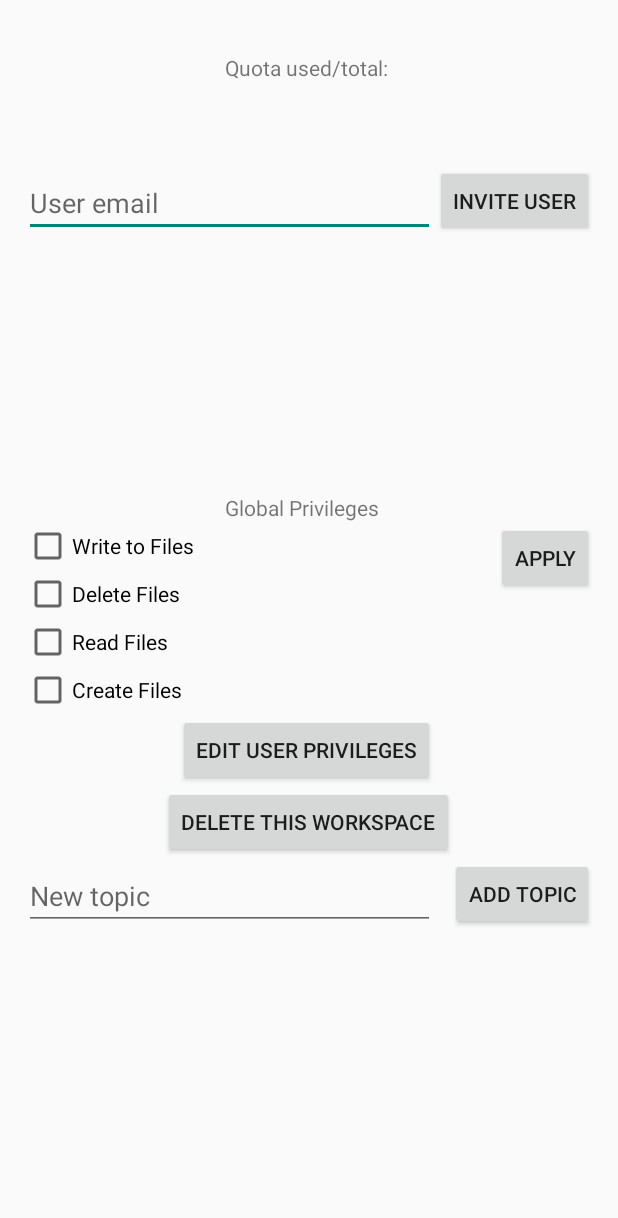
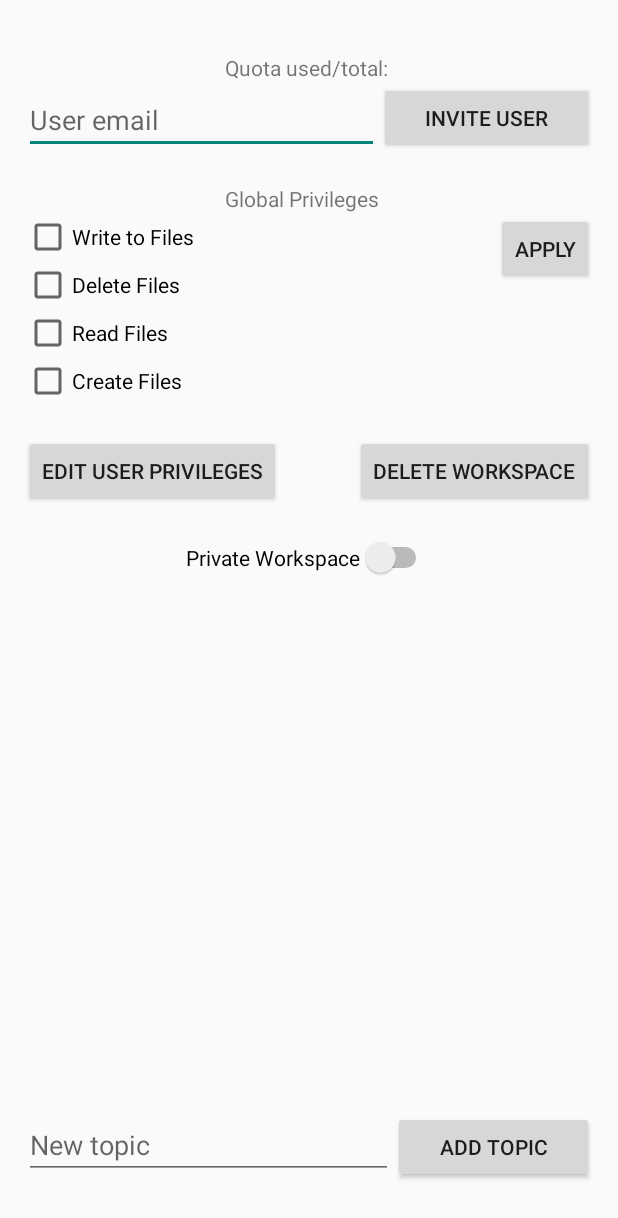
Before and after one commit to diogoleitao/airdesk, an Android app: the layout activity_workspace_settings.xml on its own in the app's theme, with its tools: preview values and no code run, on a phone screen of 412 x 824 dp. Shown: the top 1218 px of the screen. Run offline under Robolectric (Android 15) with nearby library versions, the phone set to English and light mode, and no system bars.

Commit message:
layout improved. storage may be better

```diff
--- a/app/src/main/java/pt/utl/ist/cmov/airdesk/activities/MainActivity.java
+++ b/app/src/main/java/pt/utl/ist/cmov/airdesk/activities/MainActivity.java
@@ -75,7 +75,7 @@ public class MainActivity extends ActionBarActivity {
         try {
             AirdeskManager.getInstance(getApplicationContext()).registerUser( name, registerEmail);
         } catch (UserAlreadyExistsException e) {
-            text = "User Already Exists!";
+            text = e.getMessage();
             toast= Toast.makeText(context, text, duration);
             toast.show();
             return;
@@ -102,7 +102,4 @@ public class MainActivity extends ActionBarActivity {
         startActivity(intent);
     }
 
-    public void save(View v){
-        AirdeskManager.getInstance(getApplicationContext()).saveAppState(getApplicationContext());
-    }
 }
--- a/app/src/main/res/layout/activity_workspace_settings.xml
+++ b/app/src/main/res/layout/activity_workspace_settings.xml
@@ -30,12 +30,11 @@
         android:layout_height="wrap_content"
         android:id="@+id/inviteUserText"
         android:hint="User email"
-        android:layout_below="@+id/quotaText"
+        android:layout_alignBottom="@+id/bt_invite"
         android:layout_alignParentLeft="true"
         android:layout_alignParentStart="true"
-        android:layout_marginTop="58dp"
-        android:layout_alignRight="@+id/bt_editUserPrivileges"
-        android:layout_alignEnd="@+id/bt_editUserPrivileges" />
+        android:layout_toLeftOf="@+id/bt_invite"
+        android:layout_toStartOf="@+id/bt_invite" />
 
     <Button
         android:layout_width="wrap_content"
@@ -43,16 +42,18 @@
         android:text="Invite User"
         android:id="@+id/bt_invite"
         android:onClick="inviteUser"
-        android:layout_alignBottom="@+id/inviteUserText"
+        android:layout_below="@+id/quotaText"
         android:layout_alignParentRight="true"
-        android:layout_alignParentEnd="true" />
+        android:layout_alignParentEnd="true"
+        android:layout_toEndOf="@+id/globalPrivilegeText"
+        android:layout_toRightOf="@+id/globalPrivilegeText" />
 
     <LinearLayout
         android:orientation="vertical"
         android:layout_width="fill_parent"
         android:layout_height="wrap_content"
         android:id="@+id/linearLayout"
-        android:layout_centerVertical="true"
+        android:layout_below="@+id/globalPrivilegeText"
         android:layout_alignParentLeft="true"
         android:layout_alignParentStart="true">
 
@@ -101,17 +102,19 @@
         android:id="@+id/bt_editUserPrivileges"
         android:onClick="startUserPrivileges"
         android:layout_below="@+id/linearLayout"
-        android:layout_toLeftOf="@+id/bt_invite"
-        android:layout_toStartOf="@+id/bt_invite" />
+        android:layout_alignParentLeft="true"
+        android:layout_alignParentStart="true"
+        android:layout_marginTop="20dp" />
 
     <Button
         android:layout_width="wrap_content"
         android:layout_height="wrap_content"
-        android:text="Delete this Workspace"
+        android:text="Delete Workspace"
         android:id="@+id/bt_deleteWorkspace"
         android:onClick="deleteThis"
-        android:layout_below="@+id/bt_editUserPrivileges"
-        android:layout_centerHorizontal="true" />
+        android:layout_alignTop="@+id/bt_editUserPrivileges"
+        android:layout_alignParentRight="true"
+        android:layout_alignParentEnd="true" />
 
     <TextView
         android:layout_width="wrap_content"
@@ -119,9 +122,10 @@
         android:text="Global Privileges"
         android:id="@+id/globalPrivilegeText"
         android:layout_gravity="center_horizontal"
-        android:layout_above="@+id/linearLayout"
+        android:layout_below="@+id/inviteUserText"
         android:layout_alignLeft="@+id/quotaText"
-        android:layout_alignStart="@+id/quotaText" />
+        android:layout_alignStart="@+id/quotaText"
+        android:layout_marginTop="20dp" />
 
     <Button
         style="?android:attr/buttonStyleSmall"
@@ -141,30 +145,41 @@
         android:text="Add Topic"
         android:id="@+id/bt_addtopic"
         android:onClick="addTopic"
-        android:layout_below="@+id/bt_deleteWorkspace"
-        android:layout_alignParentRight="true"
-        android:layout_alignParentEnd="true" />
+        android:layout_above="@+id/topicsText"
+        android:layout_alignRight="@+id/bt_invite"
+        android:layout_alignEnd="@+id/bt_invite"
+        android:layout_toRightOf="@+id/newTopicText"
+        android:layout_toEndOf="@+id/newTopicText" />
 
     <EditText
         android:layout_width="wrap_content"
         android:layout_height="wrap_content"
         android:id="@+id/newTopicText"
         android:hint="New topic"
-        android:layout_alignBottom="@+id/bt_addtopic"
+        android:layout_alignTop="@+id/bt_addtopic"
         android:layout_alignParentLeft="true"
         android:layout_alignParentStart="true"
-        android:layout_alignRight="@+id/bt_editUserPrivileges"
-        android:layout_alignEnd="@+id/bt_editUserPrivileges" />
+        android:layout_alignRight="@+id/quotaText"
+        android:layout_alignEnd="@+id/quotaText" />
 
     <TextView
         android:layout_width="wrap_content"
         android:layout_height="wrap_content"
         android:id="@+id/topicsText"
-        android:layout_below="@+id/newTopicText"
         android:layout_alignParentLeft="true"
         android:layout_alignParentStart="true"
         android:layout_alignParentBottom="true"
         android:layout_alignRight="@+id/bt_addtopic"
         android:layout_alignEnd="@+id/bt_addtopic" />
 
+    <Switch
+        android:layout_width="wrap_content"
+        android:layout_height="wrap_content"
+        android:text="Private Workspace"
+        android:id="@+id/privateSwitch"
+        android:checked="false"
+        android:layout_below="@+id/bt_editUserPrivileges"
+        android:layout_centerHorizontal="true"
+        android:layout_marginTop="20dp" />
+
 </RelativeLayout>
```
Also changed, not shown: app/src/main/java/pt/utl/ist/cmov/airdesk/activities/UserPrivileges.java (+11 -1 lines), app/src/main/java/pt/utl/ist/cmov/airdesk/activities/workspaceSettings.java (+33 -6 lines), app/src/main/java/pt/utl/ist/cmov/airdesk/domain/AirdeskManager.java (+5 -6 lines), app/src/main/java/pt/utl/ist/cmov/airdesk/domain/User.java (+19 -0 lines), app/src/main/java/pt/utl/ist/cmov/airdesk/domain/exceptions/UserDoesNotHavePermissionsToChangePrivilegesException.java (added, +13 -0 lines), app/src/main/res/layout/activity_main.xml (+0 -11 lines).
